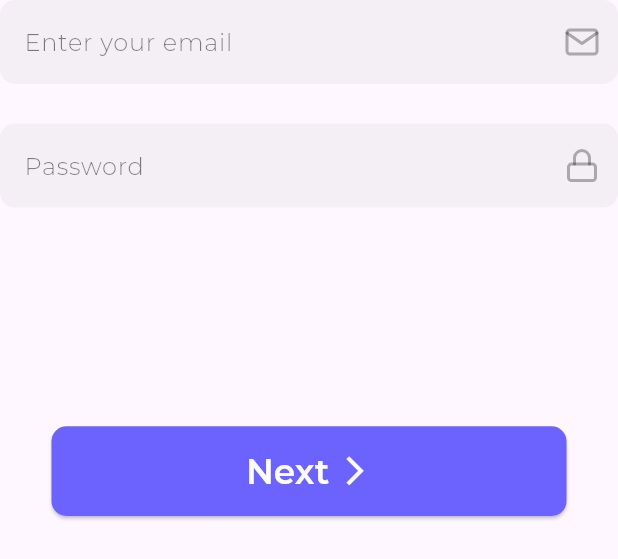
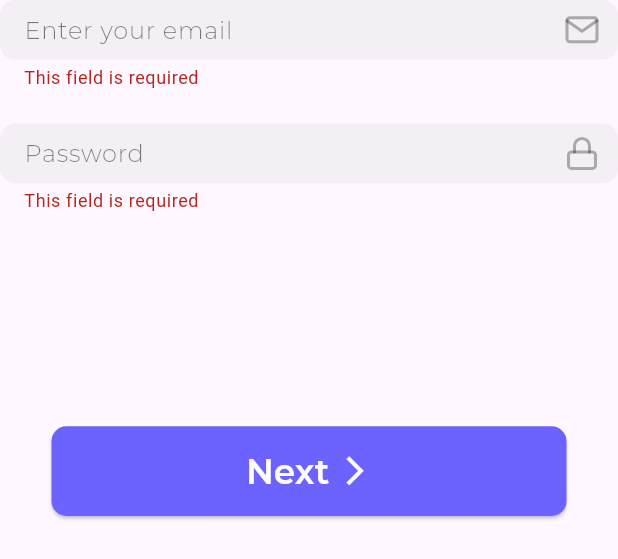
Before and after one commit to ebrahim969/task1Cat, a Flutter app: the SignInViewForm widget shown alone on an empty page, opened directly, after a tap on "Next", on a phone screen of 412 x 824 dp. Shown: the top 559 px of the screen. Run offline on Flutter 3.47's test engine with Material 3 defaults, Android fonts, the phone set to English and light mode, and no system bars; our stand-ins replace dartz, dio, flutter_bloc, flutter_screenutil, flutter_svg, fluttertoast and 3 more; accounts and stored records are empty; project files that could hold a hidden picture were left out.

Commit message:
?????????????????

```diff
--- /dev/null
+++ b/lib/features/auth/data/model/response_model.dart
@@ -0,0 +1,6 @@
+class ResponseModel
+{
+  final String message;
+
+  ResponseModel({required this.message});
+}
--- /dev/null
+++ b/lib/features/auth/data/repos/auth_repo.dart
@@ -0,0 +1,11 @@
+import 'package:dartz/dartz.dart';
+import 'package:task_1_cat/core/errors/api_failure.dart';
+
+abstract class AuthRepo {
+  Future<Either<Failure, Map<String, dynamic>>> signUpUser(
+      {required String name,
+      required String phone,
+      required String email,
+      required String password});
+  Future<Either<Failure, Map<String, dynamic>>> signInUser({required String email, required String password});
+}
--- a/lib/features/auth/presentstion/cubit/auth_cubit/auth_state.dart
+++ b/lib/features/auth/presentstion/cubit/auth_cubit/auth_state.dart
@@ -5,9 +5,25 @@ sealed class AuthState {}
 
 final class AuthInitial extends AuthState {}
 final class SignUpLoading extends AuthState {}
-final class SignUpSuccess extends AuthState {}
+final class SignUpSuccess extends AuthState {
+  final String successMessage;
+
+  SignUpSuccess({required this.successMessage});
+}
 final class SignUpFailure extends AuthState {
   final String errorMessage;
 
   SignUpFailure({required this.errorMessage});
 }
+
+final class SignInLoading extends AuthState {}
+final class SignInSuccess extends AuthState {
+  final String successMessage;
+
+  SignInSuccess({required this.successMessage});
+}
+final class SignInFailure extends AuthState {
+  final String errorMessage;
+
+  SignInFailure({required this.errorMessage});
+}
--- a/lib/features/auth/presentstion/views/sections/sign_in_view_form.dart
+++ b/lib/features/auth/presentstion/views/sections/sign_in_view_form.dart
@@ -1,7 +1,11 @@
 import 'package:flutter/material.dart';
+import 'package:flutter_bloc/flutter_bloc.dart';
 import 'package:flutter_screenutil/flutter_screenutil.dart';
+import 'package:task_1_cat/core/functions/navigation.dart';
+import 'package:task_1_cat/core/functions/show_toast.dart';
 import 'package:task_1_cat/core/utils/app_assets.dart';
 import 'package:task_1_cat/core/utils/app_strings.dart';
+import 'package:task_1_cat/features/auth/presentstion/cubit/auth_cubit/auth_cubit.dart';
 import 'package:task_1_cat/features/auth/presentstion/views/components/custom_btn.dart';
 import 'package:task_1_cat/features/auth/presentstion/views/components/custom_text_feild.dart';
 
@@ -10,15 +14,37 @@ class SignInViewForm extends StatelessWidget {
 
   @override
   Widget build(BuildContext context) {
-    return Column(
+
+    return BlocConsumer<AuthCubit, AuthState>(
+      listener: (context, state) {
+        if(state is SignInSuccess)
+        {
+          showToast(state.successMessage);
+          customReplacementNavigate(context, "/HomeView");
+        }else if(state is SignInFailure)
+        {
+          showToast(state.errorMessage);
+        }
+      },
+      builder: (context, state) {
+        var cubit = context.read<AuthCubit>();
+        return Form(
+          key: cubit.signinFormKey,
+          child: Column(
             children: [
-        const CustomTextFormField(
+              CustomTextFormField(
                 labelText: AppStrings.enterYourEmail,
                 iconPath: Assets.imagesMail,
+                onChanged: (email) {
+                  cubit.email = email;
+                },
               ),
-        const CustomTextFormField(
+              CustomTextFormField(
                 labelText: AppStrings.password,
                 iconPath: Assets.imagesLock,
+                onChanged: (password) {
+                  cubit.password = password;
+                },
               ),
               const Row(
                 children: [],
@@ -26,14 +52,24 @@ class SignInViewForm extends StatelessWidget {
               SizedBox(
                 height: 100.h,
               ),
-        CustomBtn(
+              state is SignInLoading?
+              const Center(child: CircularProgressIndicator(),)
+              :CustomBtn(
                 text: AppStrings.next,
-          onPressed: () {},
+                onPressed: () async{
+                  if(cubit.signinFormKey.currentState!.validate())
+                  {
+                    await cubit.signInUser();
+                  }
+                },
               ),
               SizedBox(
                 height: 25.h,
               ),
             ],
+          ),
+        );
+      },
     );
   }
 }
--- a/lib/features/auth/presentstion/views/sections/sign_up_view_form.dart
+++ b/lib/features/auth/presentstion/views/sections/sign_up_view_form.dart
@@ -17,11 +17,10 @@ class SignUpViewForm extends StatelessWidget {
 
   @override
   Widget build(BuildContext context) {
-
     return BlocConsumer<AuthCubit, AuthState>(
       listener: (context, state) {
         if (state is SignUpSuccess) {
-          showToast("Successfully,Check your email to verfiy your account");
+          showToast(state.successMessage);
           customReplacementNavigate(context, "/SignInView");
         } else if (state is SignUpFailure) {
           showToast(state.errorMessage);
--- a/pubspec.yaml
+++ b/pubspec.yaml
@@ -10,6 +10,7 @@ environment:
 
 dependencies:
   cupertino_icons: ^1.0.2
+  dartz: ^0.10.1
   dio: ^5.4.0
   flutter:
     sdk: flutter
@@ -17,6 +18,7 @@ dependencies:
   flutter_screenutil: ^5.9.0
   flutter_svg: ^2.0.9
   fluttertoast: ^8.2.4
+  get_it: ^7.6.7
   go_router: ^13.1.0
   http: ^1.2.0
   shared_preferences: ^2.2.2
```
Also changed, not shown: lib/api_test.dart (+8 -24 lines), lib/core/errors/api_failure.dart (+10 -4 lines), lib/core/service/api_service.dart (+11 -25 lines), lib/core/service/service_locator.dart (added, +17 -0 lines), lib/features/auth/data/model/register_request_model.dart (added, +15 -0 lines), lib/features/auth/data/model/user_model.dart (deleted, +0 -27 lines), lib/features/auth/data/repos/auth_repo_implement.dart (added, +52 -0 lines), lib/features/auth/presentstion/cubit/auth_cubit/auth_cubit.dart (+30 -22 lines), lib/features/auth/presentstion/views/sign_up_view.dart (+2 -6 lines), lib/main.dart (+11 -5 lines), pubspec.lock. Lines whose indentation alone changed are shown as unchanged.
